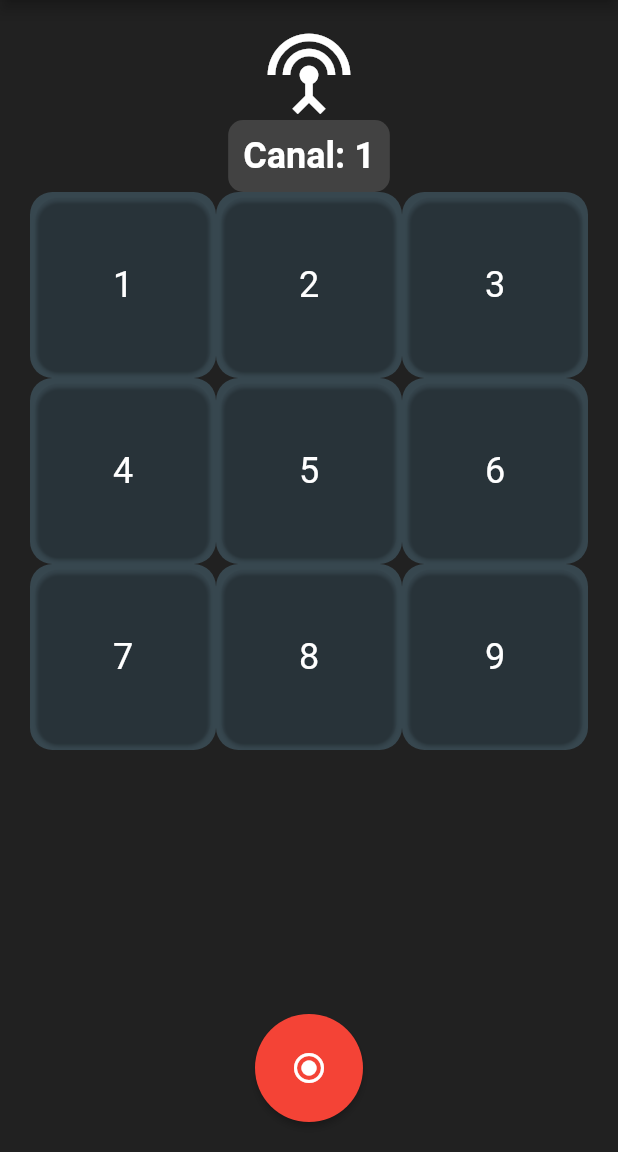
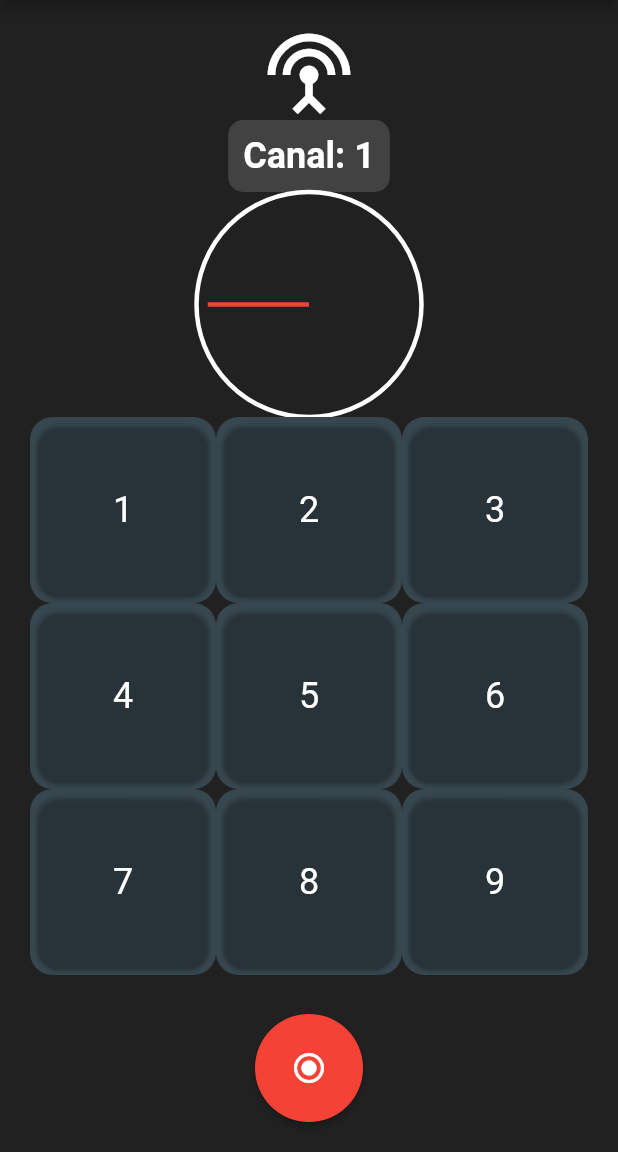
Before and after one commit to CassianoDev/HtRadioSimulator, a Flutter app: the screen it shows after launch, after a tap on the "radio button checked" icon, on a phone screen of 412 x 824 dp, the part 84-1236 px from its top. Run offline on Flutter 3.47's test engine with Material 2 defaults, Android fonts, the phone set to English and light mode, and no system bars; our stand-ins replace fluttertoast, permission_handler; missing offline and left inert: flutter_sound; network calls fail; statements that could not run were skipped.

Commit message:
First modification

```diff
--- a/lib/main.dart
+++ b/lib/main.dart
@@ -1,11 +1,15 @@
 import 'dart:async';
 import 'dart:convert';
+import 'dart:math';
 import 'dart:typed_data';
 import 'package:flutter/material.dart';
 import 'package:flutter_sound/flutter_sound.dart';
 import 'package:fluttertoast/fluttertoast.dart';
 import 'package:permission_handler/permission_handler.dart';
 import 'package:web_socket_channel/web_socket_channel.dart';
+
+import 'misc/AudioPacket.dart';
+import 'misc/VUMeterPainter.dart';
 
 void main() {
   runApp(const MyApp());
@@ -32,11 +36,15 @@ class MyHomePage extends StatefulWidget {
   State<MyHomePage> createState() => _MyHomePageState();
 }
 
-class _MyHomePageState extends State<MyHomePage> {
+class _MyHomePageState extends State<MyHomePage> with SingleTickerProviderStateMixin{
+  late AnimationController _controller;
+  late Animation<double> _needleAnimation;
+
   int _channel = 1;
   bool ocupado = true;
   StreamSubscription? _mRecordingDataSubscription;
   Timer? _inactivityTimer;
+
   final FlutterSoundRecorder _mRecorder = FlutterSoundRecorder();
   String chNow = "0";
   var channel = WebSocketChannel.connect(
@@ -66,15 +74,21 @@ class _MyHomePageState extends State<MyHomePage> {
     if (status != PermissionStatus.granted) {
       throw RecordingPermissionException('Microphone permission not granted');
     }
+
     await _mRecorder.openRecorder();
     var recordingDataController = StreamController<Food>();
     _mRecordingDataSubscription = recordingDataController.stream.listen((buffer) {
           if (buffer is FoodData) {
+            int maxValue = buffer.data!.reduce(max);
+            int minValue = buffer.data!.reduce(min);
+            double amplitude = (maxValue - minValue).toDouble();
+            print(amplitude);
+            updateMeter(amplitude);
             String base64Data = base64Encode(buffer.data!);
-            var packet = AudioPacket(_channel, base64Data); // Exemplo: Canal 1
+            var packet = AudioPacket(_channel, base64Data);
             channel.sink.add(jsonEncode(packet.toJson()));
           }
-        });
+    });
     await _mRecorder.startRecorder(
       toStream: recordingDataController.sink,
       codec: Codec.pcm16,
@@ -84,20 +98,37 @@ class _MyHomePageState extends State<MyHomePage> {
 
   }
   void _desligarMicrofone() async {
+    updateMeter(0);
     // Cancela a inscrição para parar a gravação
     _mRecordingDataSubscription?.cancel();
     await _mRecorder.closeRecorder();
     await _mRecorder.stopRecorder();
   }
+  void updateMeter(double value) {
+    _needleAnimation = Tween<double>(begin: _needleAnimation.value, end: value / 255).animate(_controller);
+    _controller.forward(from: 0);
+  }
   @override
   void initState(){
     super.initState();
+    _controller = AnimationController(
+      duration: const Duration(milliseconds: 500),
+      vsync: this, //<this = esta classe como um todo
+    );
 
+    _needleAnimation = Tween<double>(begin: 0, end: 1).animate(_controller)
+      ..addListener(() {
+        setState(() {});
+      });
     FlutterSoundPlayer player = FlutterSoundPlayer();
+
     player.openPlayer(enableVoiceProcessing: false).then((value) {
+
       player.startPlayerFromStream(codec: Codec.pcm16, numChannels:1, sampleRate: 22100).then((value) {
         channel.stream.listen((event) async {
+
           var packet = AudioPacket.fromJson(jsonDecode(event));
+
           if (packet.channel == _channel) {
             Uint8List audioData = base64Decode(packet.data);// 'selectedChannel' é o canal escolhido pelo usuário
             player.foodSink!.add(FoodData(audioData));
@@ -105,6 +136,7 @@ class _MyHomePageState extends State<MyHomePage> {
             if(chNow != packet.channel.toString()){
               setState(() {
                 chNow = chNow + packet.channel.toString();
+
               });
               _handleInactivity(packet.channel);
             }
@@ -169,6 +201,15 @@ class _MyHomePageState extends State<MyHomePage> {
                 'Canal: $_channel',
                 style: const TextStyle(fontSize: 24, fontWeight: FontWeight.bold, color: Colors.white),
               ),
+            ),
+            Column(
+              mainAxisAlignment: MainAxisAlignment.center,
+              children: <Widget>[
+                CustomPaint(
+                  painter: VUMeterPainter(_needleAnimation.value),
+                  child: Container(width: 300, height: 150),
+                ),
+              ],
             ),
             Expanded(
               child: GridView.builder(
@@ -239,20 +280,3 @@ class _MyHomePageState extends State<MyHomePage> {
     );
   }
 }
-
-class AudioPacket {
-  final int channel;
-  final String data; // String base64
-
-  AudioPacket(this.channel, this.data);
-
-  Map<String, dynamic> toJson() => {
-    'channel': channel,
-    'data': data,
-  };
-
-  static AudioPacket fromJson(Map<String, dynamic> json) => AudioPacket(
-    json['channel'],
-    json['data'],
-  );
-}
--- /dev/null
+++ b/lib/misc/AudioPacket.dart
@@ -0,0 +1,16 @@
+class AudioPacket {
+  final int channel;
+  final String data; // String base64
+
+  AudioPacket(this.channel, this.data);
+
+  Map<String, dynamic> toJson() => {
+    'channel': channel,
+    'data': data,
+  };
+
+  static AudioPacket fromJson(Map<String, dynamic> json) => AudioPacket(
+    json['channel'],
+    json['data'],
+  );
+}
--- /dev/null
+++ b/lib/misc/VUMeterPainter.dart
@@ -0,0 +1,36 @@
+import 'dart:math';
+
+import 'package:flutter/cupertino.dart';
+import 'package:flutter/material.dart';
+
+class VUMeterPainter extends CustomPainter {
+  final double needleValue;
+
+  VUMeterPainter(this.needleValue);
+
+  @override
+  void paint(Canvas canvas, Size size) {
+    final paint = Paint()
+      ..color = Colors.white
+      ..strokeWidth = 3
+      ..style = PaintingStyle.stroke;
+
+    final center = Offset(size.width / 2, size.height / 2);
+    final radius = min(size.width / 2, size.height / 2);
+
+    // Draw VU meter background
+    canvas.drawCircle(center, radius, paint);
+
+    // Draw needle
+    final needleAngle = pi + pi * needleValue; // Adjust this formula as needed
+    final needleLength = radius * 0.9;
+    final needleEnd = Offset(
+      center.dx + needleLength * cos(needleAngle),
+      center.dy + needleLength * sin(needleAngle),
+    );
+    canvas.drawLine(center, needleEnd, paint..color = Colors.red);
+  }
+
+  @override
+  bool shouldRepaint(CustomPainter oldDelegate) => true;
+}
```
